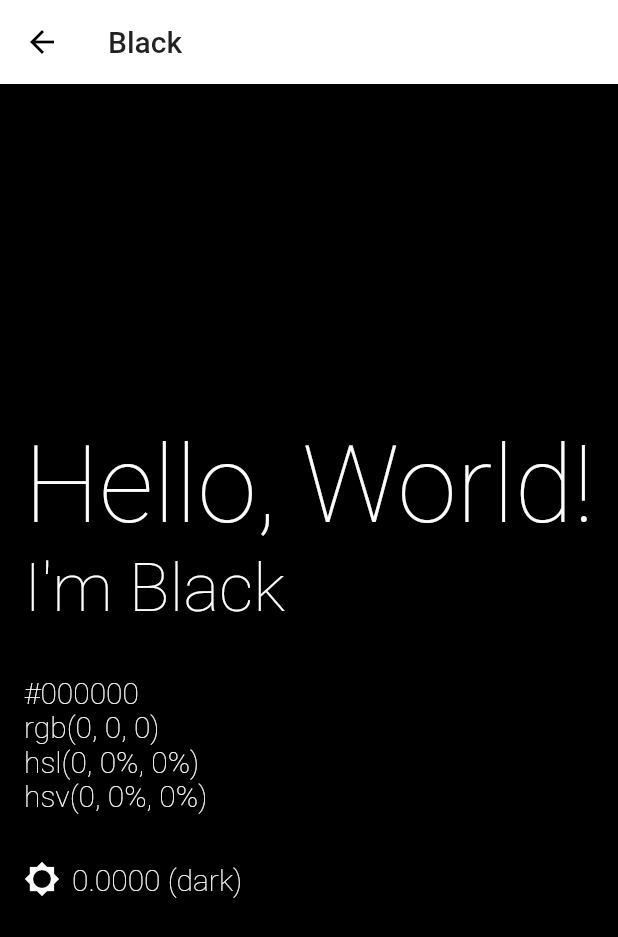
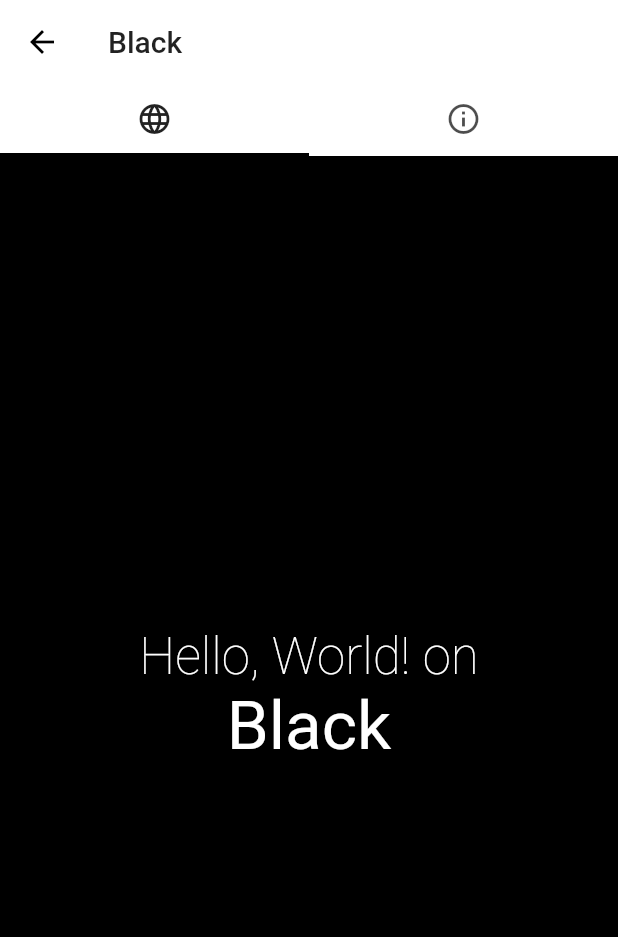
Before and after one commit to helloingworld/HelloWorldColors, a Flutter app: the screen it shows after launch, after a tap on "Black", on a phone screen of 412 x 824 dp. Shown: the top 937 px of the screen. Run offline on Flutter 3.47's test engine with Material 2 defaults, Android fonts, the phone set to English and light mode, and no system bars.

Commit message:
Improve the layout and structure of the Hello Color Screen
* Add tabs

```diff
--- a/hello_world_colors/lib/data/named_color.dart
+++ b/hello_world_colors/lib/data/named_color.dart
@@ -12,6 +12,8 @@ class NamedColor {
 
   String _toPercent(double value) => '${(value * 100).toStringAsFixed(0)}%';
 
+  String toRGBString() => 'rgb(${color.red}, ${color.green}, ${color.blue})';
+
   String toHSLString() {
     final HSLColor hslColor = HSLColor.fromColor(color);
     return 'hsl(${hslColor.hue.toStringAsFixed(0)}, ${_toPercent(hslColor.saturation)}, ${_toPercent(hslColor.lightness)})';
--- a/hello_world_colors/lib/main.dart
+++ b/hello_world_colors/lib/main.dart
@@ -14,6 +14,7 @@ class MyApp extends StatelessWidget {
       theme: ThemeData(
         // primarySwatch: Colors.white,
         primaryColor: Colors.white,
+        accentColor: Colors.black,
         visualDensity: VisualDensity.adaptivePlatformDensity,
 
         appBarTheme: const AppBarTheme(elevation: 0.0),
--- a/hello_world_colors/lib/screens/hello_color_screen.dart
+++ b/hello_world_colors/lib/screens/hello_color_screen.dart
@@ -23,80 +23,156 @@ class HelloColorScreen extends StatelessWidget {
     //     .dark()
     //     .textTheme;
 
-    return Scaffold(
+    return DefaultTabController(
+      length: 2,
+      child: Scaffold(
         backgroundColor: namedColor.color,
         appBar: AppBar(
           title: Text(namedColor.name),
-      ),
-      body: Center(
-        child: SingleChildScrollView(
-          padding: const EdgeInsets.all(16.0),
-          child: Column(
-            mainAxisAlignment: MainAxisAlignment.center,
-            crossAxisAlignment: CrossAxisAlignment.start,
-            children: <Widget>[
-              // Text('Hello World 2', style: textTheme.headline4),
-              FittedBox(
-                fit: BoxFit.fitWidth,
-                child: Text(
-                  'Hello, World!',
-                  style: Theme.of(context).textTheme.headline1.copyWith(color: textColor),
+          bottom: const TabBar(
+            tabs: <Tab>[
+              // Tab(text: 'Hello'),
+              Tab(icon: Icon(Icons.language)),
+              Tab(icon: Icon(Icons.info_outline)),
+            ],
           ),
         ),
-              FittedBox(
-                fit: BoxFit.fitWidth,
-                child: Text(
-                  'I\'m ${namedColor.name}',
-                  // style: Theme.of(context).textTheme.headline4.copyWith(color: textColor),
+        body: TabBarView(
+          children: [
+            Column(
+              // crossAxisAlignment: CrossAxisAlignment.center,
+              mainAxisAlignment: MainAxisAlignment.center,
+              children: [
+                Text(
+                  'Hello, World! on',
                   style: Theme.of(context).textTheme.headline1.copyWith(
                         color: textColor,
-                        fontSize: Theme.of(context).textTheme.headline3.fontSize,
+                        fontSize: 34.0,
                       ),
                 ),
-              ),
-              const SizedBox(height: 32.0),
                 Text(
-                '${namedColor.toHexTriplet()}\n'
-                'rgb(${namedColor.color.red}, ${namedColor.color.green}, ${namedColor.color.blue})\n'
-                '${namedColor.toHSLString()}\n'
-                '${namedColor.toHSVString()}',
-                style: Theme.of(context).textTheme.headline1.copyWith(
-                      color: textColor,
-                      fontSize: Theme.of(context).textTheme.headline6.fontSize,
-                    ),
-              ),
-              const SizedBox(height: 32.0),
-              // Text(
-              //   '${namedColor.color.computeLuminance().toStringAsFixed(4)} ($brightnessString)',
-              //   style: Theme.of(context).textTheme.headline1.copyWith(
-              //         color: textColor,
-              //         fontSize: Theme.of(context).textTheme.headline6.fontSize,
-              //       ),
-              // ),
-              Wrap(
-                crossAxisAlignment: WrapCrossAlignment.center,
-                children: <Widget>[
-                  Icon(brightness == Brightness.dark ? Icons.brightness_low : Icons.brightness_high,
-                      color: textColor),
-                  const SizedBox(width: 8.0),
-                  Text(
-                    // namedColor.color.computeLuminance().toStringAsFixed(4),
-                    '${namedColor.color.computeLuminance().toStringAsFixed(4)} ($brightnessString)',
-                    style: Theme.of(context).textTheme.headline1.copyWith(
-                          color: textColor,
-                          fontSize: Theme.of(context).textTheme.headline6.fontSize,
-                        ),
+                  namedColor.name,
+                  style: Theme.of(context).textTheme.headline3.copyWith(color: textColor),
                 ),
               ],
             ),
-              // Text(
-              //   'I\'m ${namedColor.name}',
-              //   style: Theme.of(context).textTheme.headline2.copyWith(color: textColor),
-              // ),
+            _ColorInfoList(namedColor: namedColor),
           ],
         ),
-        ),
+
+        // Column(
+        //   mainAxisAlignment: MainAxisAlignment.center,
+        //   crossAxisAlignment: CrossAxisAlignment.start,
+        //   children: <Widget>[
+        //     // Text('Hello World 2', style: textTheme.headline4),
+        //     FittedBox(
+        //       fit: BoxFit.fitWidth,
+        //       child: Text(
+        //         'Hello, World!',
+        //         style: Theme.of(context).textTheme.headline1.copyWith(color: textColor),
+        //       ),
+        //     ),
+        //     FittedBox(
+        //       fit: BoxFit.fitWidth,
+        //       child: Text(
+        //         'I\'m ${namedColor.name}',
+        //         // style: Theme.of(context).textTheme.headline4.copyWith(color: textColor),
+        //         style: Theme.of(context).textTheme.headline1.copyWith(
+        //               color: textColor,
+        //               fontSize: Theme.of(context).textTheme.headline3.fontSize,
+        //             ),
+        //       ),
+        //     ),
+        //     const SizedBox(height: 32.0),
+        //     Text(
+        //       '${namedColor.toHexTriplet()}\n'
+        //       'rgb(${namedColor.color.red}, ${namedColor.color.green}, ${namedColor.color.blue})\n'
+        //       '${namedColor.toHSLString()}\n'
+        //       '${namedColor.toHSVString()}',
+        //       style: Theme.of(context).textTheme.headline1.copyWith(
+        //             color: textColor,
+        //             fontSize: Theme.of(context).textTheme.headline6.fontSize,
+        //           ),
+        //     ),
+        //     const SizedBox(height: 32.0),
+        //     // Text(
+        //     //   '${namedColor.color.computeLuminance().toStringAsFixed(4)} ($brightnessString)',
+        //     //   style: Theme.of(context).textTheme.headline1.copyWith(
+        //     //         color: textColor,
+        //     //         fontSize: Theme.of(context).textTheme.headline6.fontSize,
+        //     //       ),
+        //     // ),
+        //     Wrap(
+        //       crossAxisAlignment: WrapCrossAlignment.center,
+        //       children: <Widget>[
+        //         Icon(
+        //             brightness == Brightness.dark
+        //                 ? Icons.brightness_low
+        //                 : Icons.brightness_high,
+        //             color: textColor),
+        //         const SizedBox(width: 8.0),
+        //         Text(
+        //           // namedColor.color.computeLuminance().toStringAsFixed(4),
+        //           '${namedColor.color.computeLuminance().toStringAsFixed(4)} ($brightnessString)',
+        //           style: Theme.of(context).textTheme.headline1.copyWith(
+        //                 color: textColor,
+        //                 fontSize: Theme.of(context).textTheme.headline6.fontSize,
+        //               ),
+        //         ),
+        //       ],
+        //     ),
+        //     // Text(
+        //     //   'I\'m ${namedColor.name}',
+        //     //   style: Theme.of(context).textTheme.headline2.copyWith(color: textColor),
+        //     // ),
+        //   ],
+        // ),
       ),
     );
   }
 }
+
+class _ColorInfoList extends StatelessWidget {
+  const _ColorInfoList({Key key, this.namedColor}) : super(key: key);
+
+  final NamedColor namedColor;
+
+  @override
+  Widget build(BuildContext context) {
+    final String brightnessString = namedColor.isDark ? 'dark' : 'light';
+
+    final Color contrastColor = namedColor.isDark ? Colors.white : Colors.black;
+    return ListTileTheme(
+      textColor: contrastColor,
+      iconColor: contrastColor,
+      child: ListView(
+        // shrinkWrap: true,
+        children: <Widget>[
+          _ColorInfoListTile(info: namedColor.name),
+          _ColorInfoListTile(info: namedColor.toHexTriplet()),
+          _ColorInfoListTile(info: namedColor.toRGBString()),
+          _ColorInfoListTile(info: namedColor.toHSLString()),
+          _ColorInfoListTile(info: namedColor.toHSVString()),
+          _ColorInfoListTile(info: '${namedColor.color.computeLuminance().toStringAsFixed(4)} ($brightnessString)'),
+        ],
+      ),
+    );
+  }
+}
+
+class _ColorInfoListTile extends StatelessWidget {
+  const _ColorInfoListTile({Key key, this.info}) : super(key: key);
+
+  final String info;
+
+  @override
+  Widget build(BuildContext context) {
+    return ListTile(
+      title: Text(info),
+      trailing: IconButton(
+        icon: const Icon(Icons.content_copy),
+        onPressed: () {},
+      ),
+    );
+  }
+}
```
Lines whose indentation alone changed are shown as unchanged.
